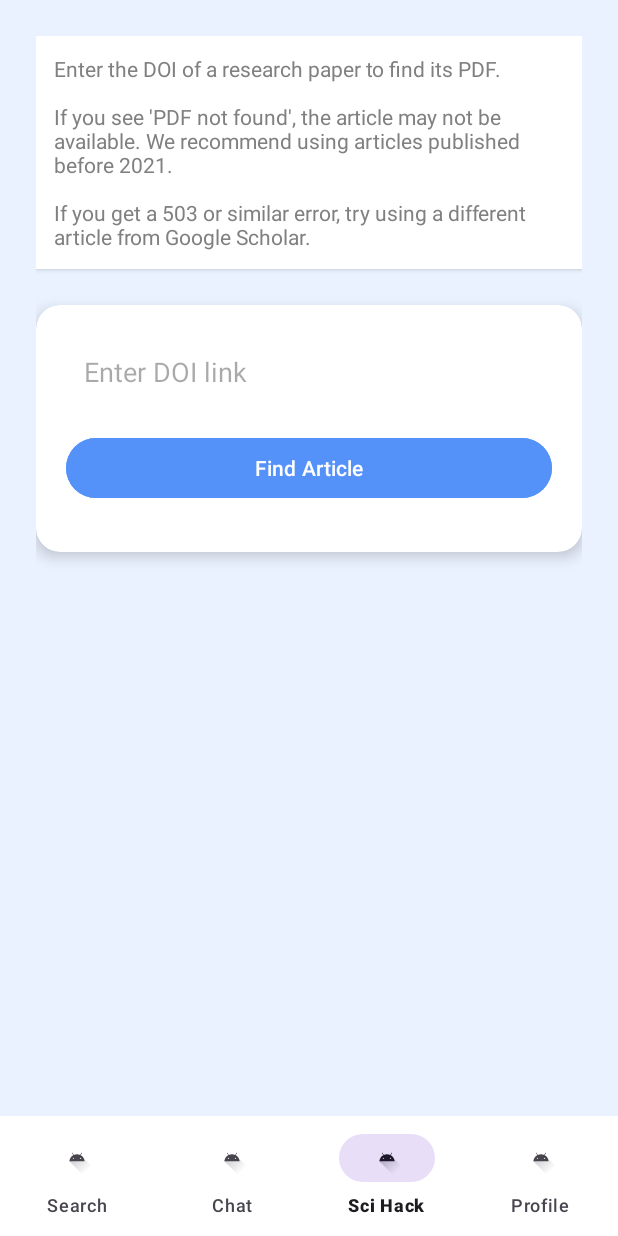
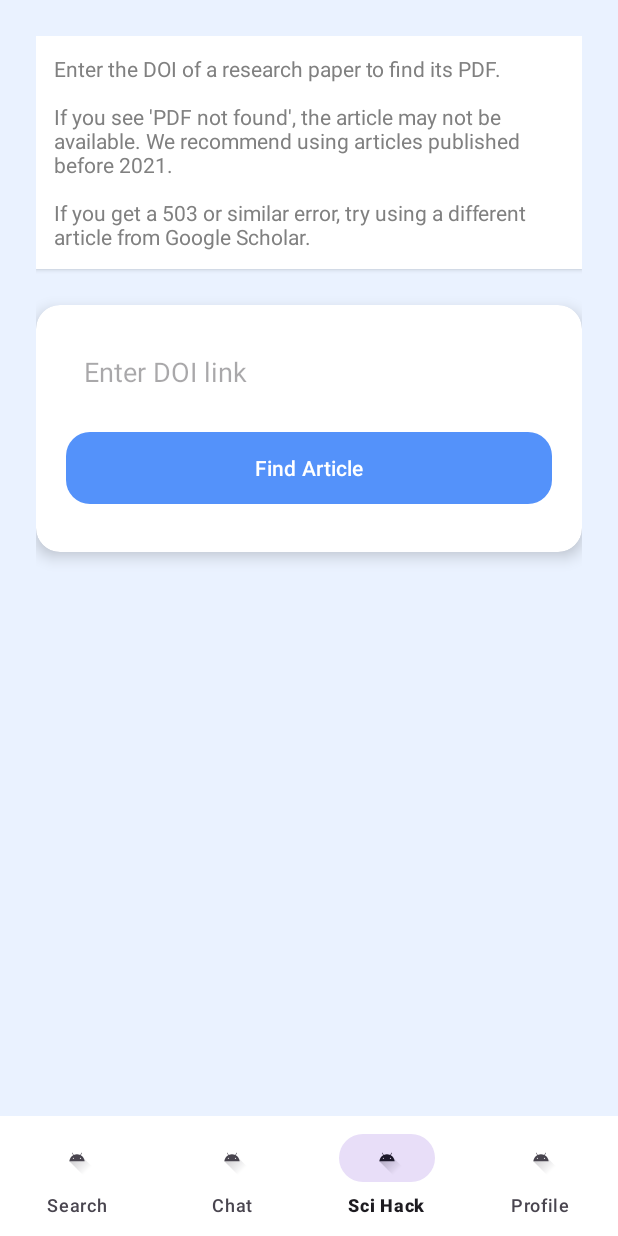
Before and after one commit to QuanyshK/Oqu_Toqu, an Android app built with Jetpack Compose: the ScienceFragment screen opened through its navigation route, on a phone screen of 412 x 824 dp. Run offline under Robolectric (Android 15) with nearby library versions, the phone set to English and light mode, and no system bars; our stand-ins replace Firebase (no records; nobody signed in at launch, a user with empty details on screens opened directly), Room's generated code, navigation-ui.

Commit message:
third real deeplink

```diff
--- a/OquToqu/app/src/main/AndroidManifest.xml
+++ b/OquToqu/app/src/main/AndroidManifest.xml
@@ -44,6 +44,12 @@
                 <category android:name="android.intent.category.BROWSABLE" />
                 <data android:scheme="oqutoqu" android:host="faq" />
             </intent-filter>
+            <intent-filter>
+                <action android:name="android.intent.action.VIEW" />
+                <category android:name="android.intent.category.DEFAULT" />
+                <category android:name="android.intent.category.BROWSABLE" />
+                <data android:scheme="oqutoqu" android:host="login" />
+            </intent-filter>
 
         </activity>
     </application>
--- a/OquToqu/app/src/main/java/com/example/oqutoqu/view/fragment/LoginFragment.kt
+++ b/OquToqu/app/src/main/java/com/example/oqutoqu/view/fragment/LoginFragment.kt
@@ -53,6 +53,11 @@
                 .build()
             val client = GoogleSignIn.getClient(requireContext(), gso)
             client.signOut().addOnCompleteListener { launcher.launch(client.signInIntent) }
+            val data = requireActivity().intent?.data
+            if (data?.host == "login") {
+                Toast.makeText(requireContext(), "You have been logged out", Toast.LENGTH_SHORT).show()
+                requireActivity().intent = Intent()
+            }
         }
     }
 
--- a/OquToqu/app/src/main/res/layout/fragment_science.xml
+++ b/OquToqu/app/src/main/res/layout/fragment_science.xml
@@ -47,23 +47,27 @@
                     android:textColor="@color/black"
                     android:layout_marginBottom="16dp" />
 
-                <Button
+                <com.google.android.material.button.MaterialButton
                     android:id="@+id/btnSearch"
                     android:layout_width="match_parent"
                     android:layout_height="wrap_content"
                     android:text="Find Article"
-                    android:backgroundTint="@color/primary_blue"
+                    android:background="@drawable/bg_button_primary"
                     android:textColor="@color/white"
-                    android:layout_marginBottom="12dp" />
+                    android:layout_marginBottom="12dp"
+                    app:cornerRadius="16dp"
+                    style="@style/Widget.Material3.Button" />
 
-                <Button
+                <com.google.android.material.button.MaterialButton
                     android:id="@+id/btnOpenPdf"
                     android:layout_width="match_parent"
                     android:layout_height="wrap_content"
                     android:visibility="gone"
                     android:text="Open PDF"
                     android:backgroundTint="@color/primary_blue"
-                    android:textColor="@android:color/white" />
+                    android:background="@color/background"
+                    android:textColor="@color/white"
+                    />
             </LinearLayout>
         </androidx.cardview.widget.CardView>
     </LinearLayout>
--- a/OquToqu/app/src/main/res/navigation/nav_graph.xml
+++ b/OquToqu/app/src/main/res/navigation/nav_graph.xml
@@ -27,6 +27,9 @@
         android:name="com.example.oqutoqu.view.fragment.LoginFragment"
         android:label="LoginFragment"
         tools:layout="@layout/fragment_login">
+
+        <deepLink
+            app:uri="oqutoqu://login" />
         <action
             android:id="@+id/action_loginFragment_to_profileFragment"
             app:destination="@id/profileFragment"
--- a/OquToqu/app/src/main/res/values/themes.xml
+++ b/OquToqu/app/src/main/res/values/themes.xml
@@ -1,8 +1,5 @@
-<resources xmlns:tools="http://schemas.android.com/tools">
+<resources>
     <style name="Theme.OquToqu" parent="Theme.Material3.DayNight.NoActionBar">
-        <item name="android:statusBarColor">@android:color/white</item>
-        <item name="android:windowLightStatusBar">true</item>
-        <item name="android:navigationBarColor">@android:color/white</item>
-        <item name="android:windowLightNavigationBar">true</item>
+        <item name="colorPrimary">@color/primary_blue</item>
     </style>
 </resources>
```
Also changed, not shown: OquToqu/app/src/main/java/com/example/oqutoqu/view/fragment/ProfileFragment.kt (+3 -7 lines).
